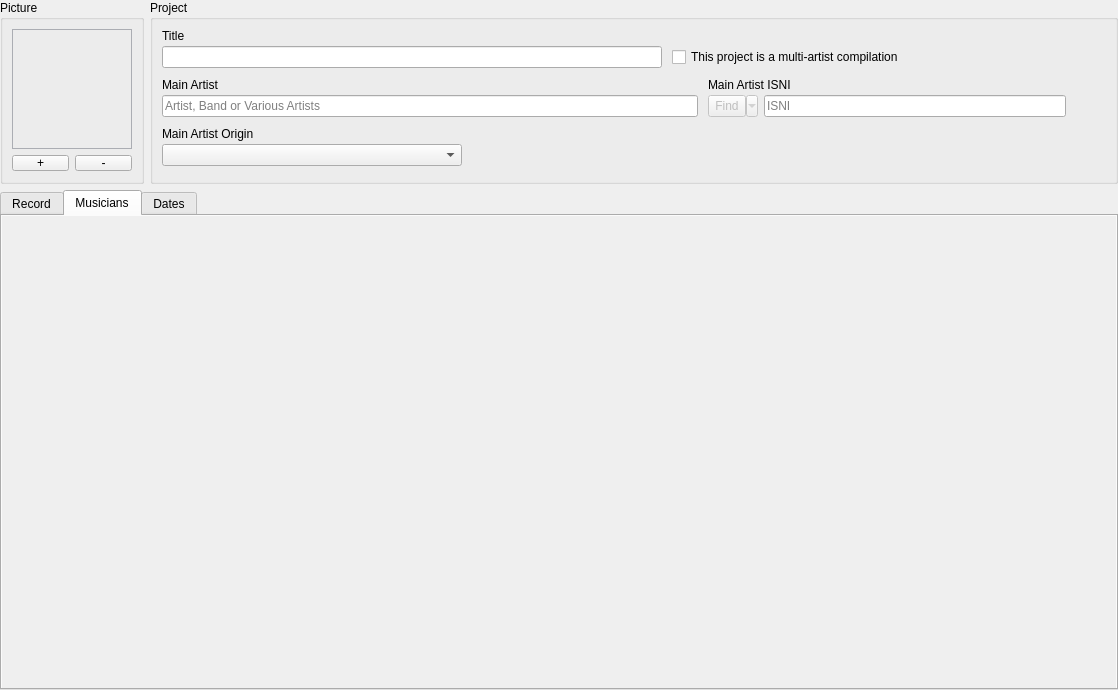
Iconoclasteinc/tgit, file resources/ui/album_page.ui: the form before one commit.
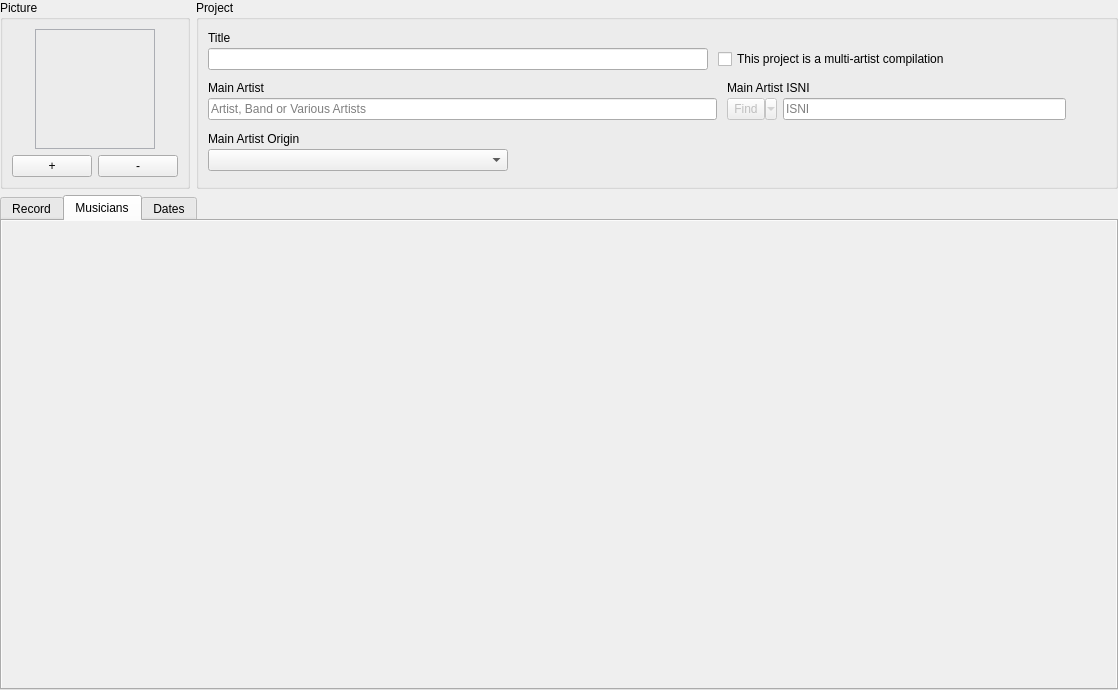
The form after the commit. The open tabs and pages were chosen to show the change. Icons and pictures are not drawn. Custom widgets are drawn as their Qt base class.

Commit message: Change more code referring to album into project.

What changed in the file:
```diff
--- a/resources/ui/album_page.ui
+++ b/resources/ui/album_page.ui
@@ -483,9 +483,6 @@
             </property>
             <item>
              <widget class="QPushButton" name="_select_picture_button">
-              <property name="styleSheet">
-               <string notr="true">margin: 0;</string>
-              </property>
               <property name="text">
                <string>+</string>
               </property>
@@ -502,9 +499,6 @@
               <property name="toolTip">
                <string>Remove the picture</string>
               </property>
-              <property name="styleSheet">
-               <string notr="true">margin: 0;</string>
-              </property>
               <property name="text">
                <string>-</string>
               </property>
```
Left out of the diff: 6 changed lines with no effect on the pictures. Lines whose indentation alone changed are shown as unchanged. The commit also changes 17 other files.
